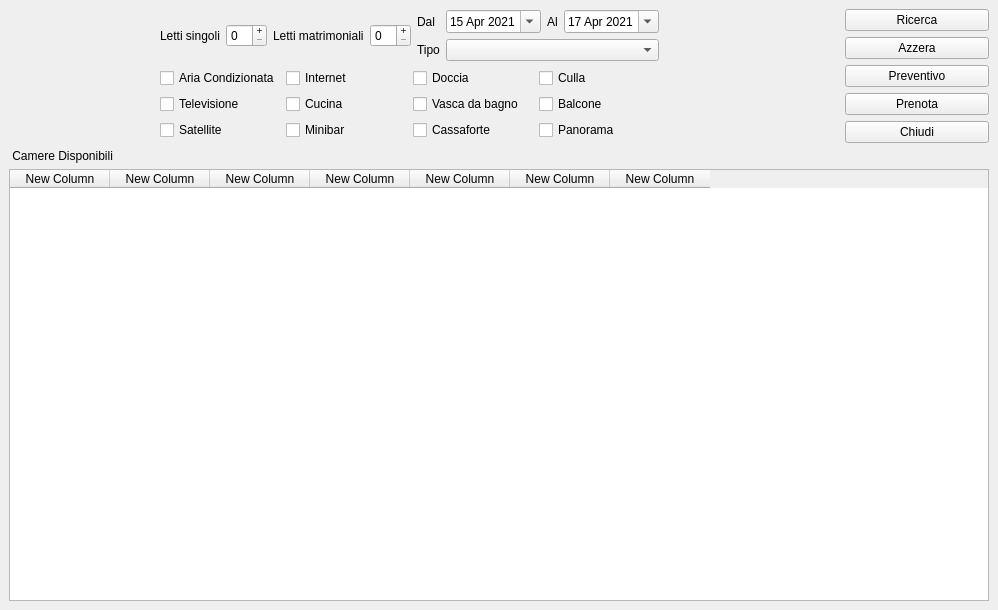
Old version of the form ui/ricerca_camere_disponibili.ui in the repository Raccispini/Progetto-Hotel.
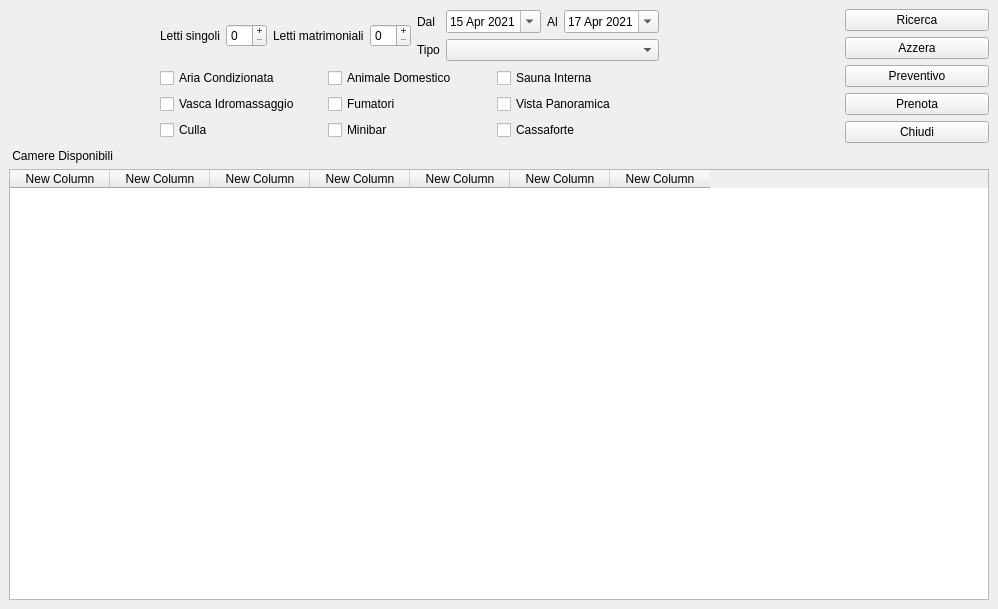
New version of the form. Icons and pictures are not drawn.

Commit message: interfacce prenotazione camere pt2

```diff
--- a/ui/ricerca_camere_disponibili.ui
+++ b/ui/ricerca_camere_disponibili.ui
@@ -7,7 +7,7 @@
     <x>0</x>
     <y>0</y>
     <width>998</width>
-    <height>610</height>
+    <height>609</height>
    </rect>
   </property>
   <property name="windowTitle">
@@ -131,14 +131,49 @@
           <item row="0" column="1">
            <widget class="QCheckBox" name="cb_internet">
             <property name="text">
-             <string>Internet</string>
+             <string>Animale Domestico</string>
+            </property>
+           </widget>
+          </item>
+          <item row="1" column="1">
+           <widget class="QCheckBox" name="cb_fumatori">
+            <property name="text">
+             <string>Fumatori</string>
             </property>
            </widget>
           </item>
           <item row="1" column="0">
            <widget class="QCheckBox" name="cb_televisione">
             <property name="text">
-             <string>Televisione</string>
+             <string>Vasca Idromassaggio</string>
+            </property>
+           </widget>
+          </item>
+          <item row="1" column="2">
+           <widget class="QCheckBox" name="cb_vistapanoramica">
+            <property name="text">
+             <string>Vista Panoramica</string>
+            </property>
+           </widget>
+          </item>
+          <item row="0" column="2">
+           <widget class="QCheckBox" name="cb_saunainterna">
+            <property name="text">
+             <string>Sauna Interna</string>
+            </property>
+           </widget>
+          </item>
+          <item row="0" column="0">
+           <widget class="QCheckBox" name="cb_ariaCondizionata">
+            <property name="text">
+             <string>Aria Condizionata</string>
+            </property>
+           </widget>
+          </item>
+          <item row="2" column="0">
+           <widget class="QCheckBox" name="cb_culla_2">
+            <property name="text">
+             <string>Culla</string>
             </property>
            </widget>
           </item>
@@ -149,27 +184,6 @@
             </property>
            </widget>
           </item>
-          <item row="2" column="0">
-           <widget class="QCheckBox" name="cb_satellite">
-            <property name="text">
-             <string>Satellite</string>
-            </property>
-           </widget>
-          </item>
-          <item row="0" column="2">
-           <widget class="QCheckBox" name="cb_doccia">
-            <property name="text">
-             <string>Doccia</string>
-            </property>
-           </widget>
-          </item>
-          <item row="0" column="0">
-           <widget class="QCheckBox" name="cb_ariaCondizionata">
-            <property name="text">
-             <string>Aria Condizionata</string>
-            </property>
-           </widget>
-          </item>
           <item row="2" column="1">
            <widget class="QCheckBox" name="cb_minibar">
             <property name="text">
@@ -177,41 +191,6 @@
             </property>
            </widget>
           </item>
-          <item row="1" column="1">
-           <widget class="QCheckBox" name="cb_cucina">
-            <property name="text">
-             <string>Cucina</string>
-            </property>
-           </widget>
-          </item>
-          <item row="1" column="2">
-           <widget class="QCheckBox" name="cb_vascaDaBagno">
-            <property name="text">
-             <string>Vasca da bagno</string>
-            </property>
-           </widget>
-          </item>
-          <item row="0" column="3">
-           <widget class="QCheckBox" name="cb_culla">
-            <property name="text">
-             <string>Culla</string>
-            </property>
-           </widget>
-          </item>
-          <item row="1" column="3">
-           <widget class="QCheckBox" name="cb_balcone">
-            <property name="text">
-             <string>Balcone</string>
-            </property>
-           </widget>
-          </item>
-          <item row="2" column="3">
-           <widget class="QCheckBox" name="cb_panorama">
-            <property name="text">
-             <string>Panorama</string>
-            </property>
-           </widget>
-          </item>
          </layout>
         </item>
        </layout>
```
Left out of the diff: 4 changed lines with no effect on the pictures. The commit also changes 1 other file.
